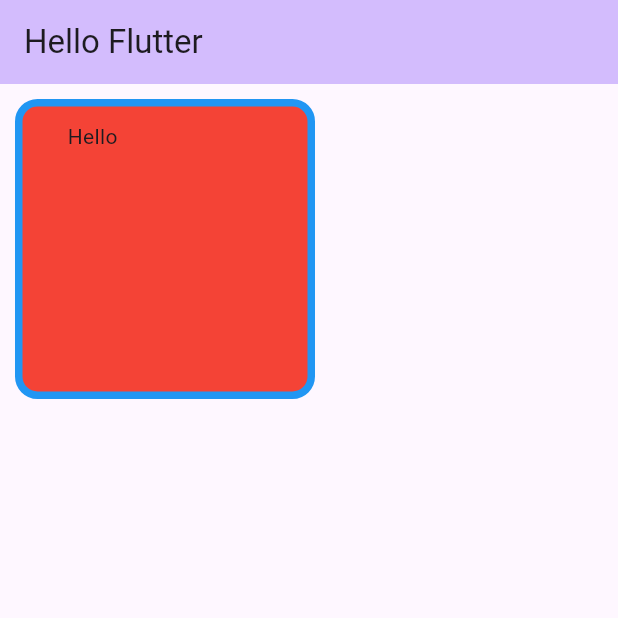
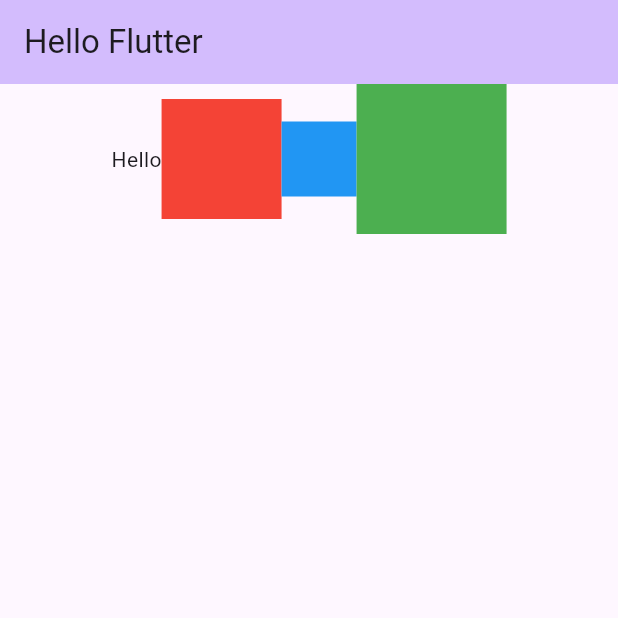
Before and after one commit to AhmetEminSaglik/flutter-learn-Kasim-Adalan, a Flutter app: the screen it shows after launch, on a phone screen of 412 x 824 dp, the top half of it. Run offline on Flutter 3.47's test engine with Material 2 defaults, Android fonts, the phone set to English and light mode, and no system bars.

Commit message:
MainAxisAlignment learned

```diff
--- a/lib/main.dart
+++ b/lib/main.dart
@@ -46,7 +46,17 @@ class _MyHomePageState extends State<MyHomePage> {
         backgroundColor: Theme.of(context).colorScheme.inversePrimary,
         title: Text(widget.title),
       ),
-      body: Container(
+      body:
+      Row(
+        mainAxisAlignment: MainAxisAlignment.center,
+        children: [
+          Text("Hello"),
+          Container(width: 80,height: 80,color : Colors.red),
+          Container(width: 50,height: 50,color : Colors.blue),
+          Container(width: 100,height: 100,color : Colors.green),
+
+        ],
+      ),/* Container(
           margin: const EdgeInsets.all(10.0),
           padding: const EdgeInsets.only(left: 30.0, top: 10),
           width: 200,
@@ -55,7 +65,7 @@ class _MyHomePageState extends State<MyHomePage> {
           decoration: BoxDecoration(
               color: Colors.red,
               border: Border.all(color: Colors.blue, width: 5.0),
-              borderRadius: BorderRadius.circular(15))),
+              borderRadius: BorderRadius.circular(15))),*/
 
       /*Container(
           color: Colors.greenAccent,
```
Also changed, not shown: images/MainAxisAlignment-Column.png (added), images/MainAxisAlignment-Row.png (added).
